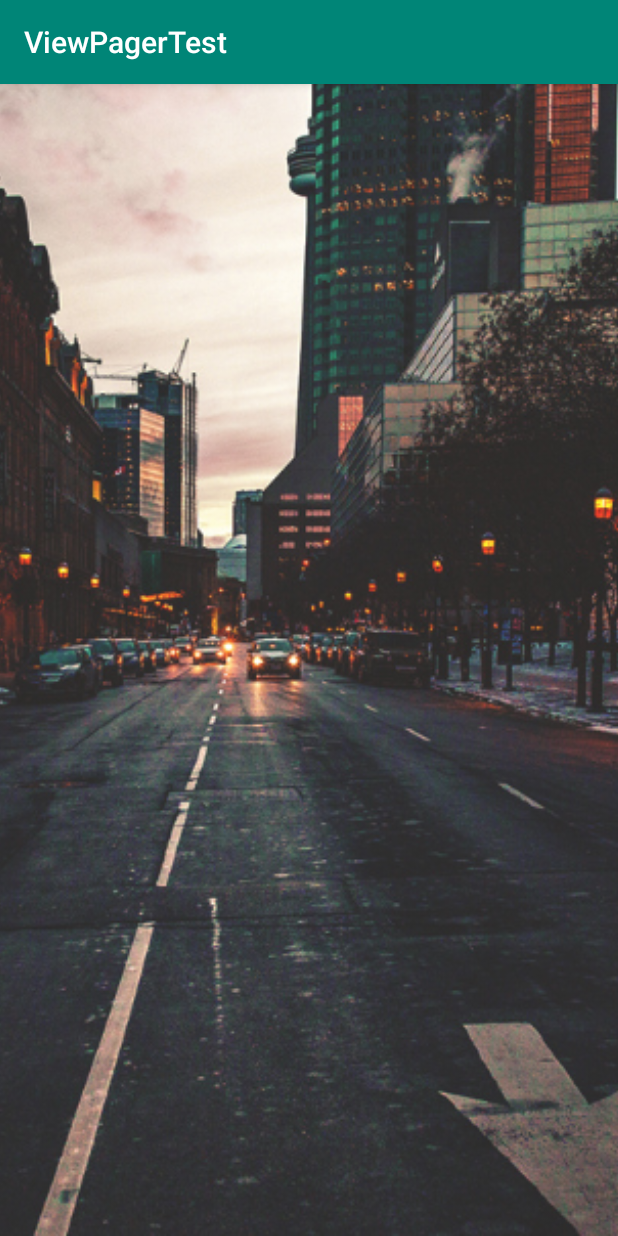
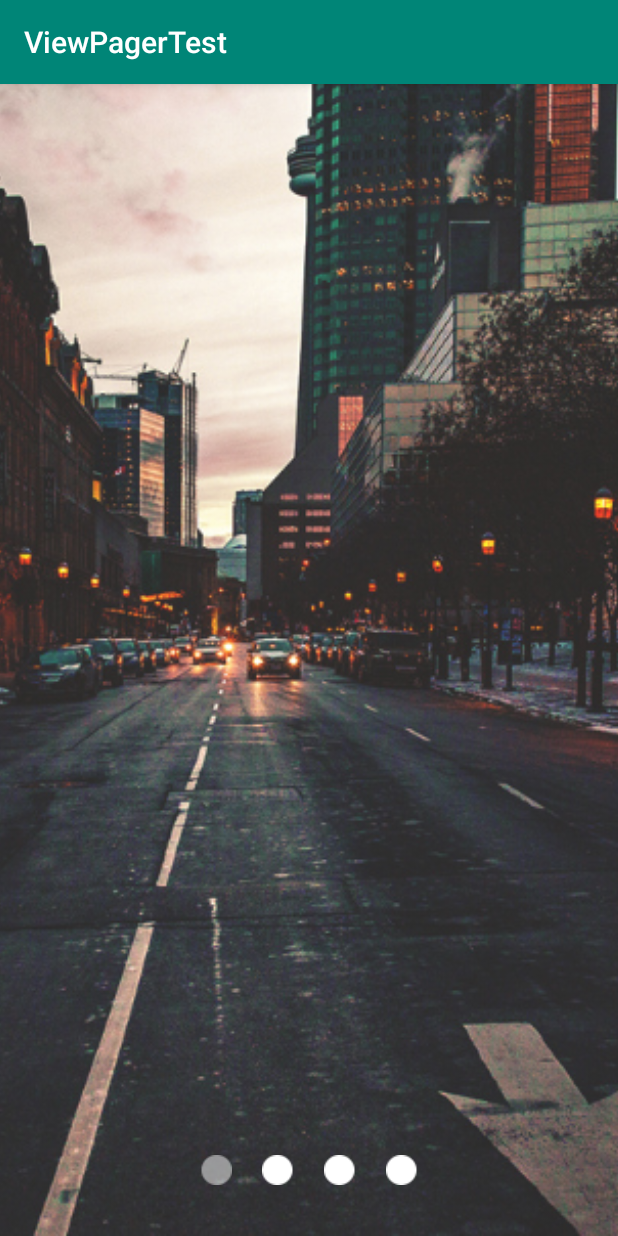
Before and after one commit to nangua1995/AndroidGuidePage, an Android app: the screen it shows after launch (MainActivity), on a phone screen of 412 x 824 dp. Run offline under Robolectric (Android 15) with nearby library versions, the phone set to English and light mode, and no system bars.

Commit message:
add selector dots to help mask current pager location

```diff
--- a/app/src/main/java/com/example/viewpagertest/Activity/MainActivity.java
+++ b/app/src/main/java/com/example/viewpagertest/Activity/MainActivity.java
@@ -9,6 +9,8 @@ import android.view.LayoutInflater;
 import android.view.View;
 import android.widget.Button;
 import android.widget.ImageView;
+import android.widget.LinearLayout;
+import android.widget.Toast;
 
 import com.example.viewpagertest.R;
 import com.example.viewpagertest.Adapter.ViewPagerAdapter;
@@ -25,6 +27,9 @@ public class MainActivity extends AppCompatActivity implements View.OnClickListe
     private int vp_viewer[] ={R.layout.guid_view1,R.layout.guid_view2,R.layout.guid_view3,
                              R.layout.guid_view4};
 
+    private ImageView[] dots;//底部小点图片
+    private int currentIndex;//用于记录当前选中位置
+
     @Override
     protected void onCreate(Bundle savedInstanceState) {
         super.onCreate(savedInstanceState);
@@ -38,6 +43,10 @@ public class MainActivity extends AppCompatActivity implements View.OnClickListe
             if(i==vp_viewer.length-1){
                 startBtn = view.findViewById(R.id.btn_login);
                 startBtn.setTag("enter");
+                 /*这里使用setTag方法进行标注。在View中的setTag(Onbect)表示给View
+                添加一个格外的数据，以后可以用getTag()将这个数据取出来。可以用在
+                多个Button添加一个监听器，每个Button都设置不同的setTag。这个监听
+                器就通过getTag来分辨是哪个Button 被按下。*/
                 startBtn.setOnClickListener(this);
             }
             aList.add(view);
@@ -45,14 +54,74 @@ public class MainActivity extends AppCompatActivity implements View.OnClickListe
 
         adpter = new ViewPagerAdapter(aList);
         viewPager.setAdapter(adpter);
+        initDots();
+
+        //用于viewPager和Dots配合
+        viewPager.addOnPageChangeListener(new ViewPager.OnPageChangeListener() {
+            @Override
+            public void onPageScrolled(int position, float positionOffset, int positionOffsetPixels) {
+                //当前页面被滑动时调用
+                // arg0 :当前页面，及你点击滑动的页面
+                // arg1:当前页面偏移的百分比
+                // arg2:当前页面偏移的像素位置
+            }
+
+            @Override
+            public void onPageSelected(int position) {
+                //当前新的页面被选中时调用
+                setCurDot(position);
+            }
+
+            @Override
+            public void onPageScrollStateChanged(int state) {
+                //当滑动状态改变时调用
+                /*arg0 ==1的时辰默示正在滑动，arg0==2的时辰默示滑动完毕了，arg0==0的时辰默示什么都没做。*/
+            }
+        });
     }
 
     @Override
     public void onClick(View view) {
+        //可以把所有控件的onclick事件写在一起
+        //setTag,getTag的方法也可以通过：view.getId()==R.id.btn_login的方式来实现
         if(view.getTag().equals("enter")){
             Intent intent = new Intent(MainActivity.this, rootActivity.class);
             startActivity(intent);
             return;
         }
+
+        int pos = (Integer)view.getTag();
+       // Toast.makeText(MainActivity.this,"点击了第"+pos+"个按钮",Toast.LENGTH_SHORT);
+        setCurrentView(pos);
+        setCurDot(pos);
+    }
+
+    private void initDots(){
+        LinearLayout linearLayout = findViewById(R.id.ll);
+        dots = new ImageView[vp_viewer.length];
+
+        for(int i=0;i< vp_viewer.length;i++){
+            dots[i] = (ImageView)linearLayout.getChildAt(i);
+            dots[i].setOnClickListener(this);
+            dots[i].setEnabled(false);
+            dots[i].setTag(i);
+        }
+        currentIndex = 0;
+        dots[currentIndex].setEnabled(true);//设置为白色，即选中状态
+    }
+
+    //设置当前ViewPager_View
+    private void setCurrentView(int pos){
+        if(pos<0 || pos>vp_viewer.length){
+            return;
+        }
+        viewPager.setCurrentItem(pos);//通过读取到的TAG号来设置当前的Viewpager的显示
+    }
+
+    private void setCurDot(int pos){//通过读取到的viewPager所在页面来设置Dots的状态
+        if(pos<0 || pos > vp_viewer.length||currentIndex==pos){return;}
+        dots[pos].setEnabled(true);
+        dots[currentIndex].setEnabled(false);
+        currentIndex = pos;
     }
 }
--- /dev/null
+++ b/app/src/main/res/drawable/dot_selector.xml
@@ -0,0 +1,7 @@
+<?xml version="1.0" encoding="utf-8"?>
+<selector xmlns:android="http://schemas.android.com/apk/res/android">
+
+    <item android:state_enabled="true" android:drawable="@drawable/point1"/>
+    <item android:state_enabled="false" android:drawable="@drawable/point2"/>
+
+</selector>
--- a/app/src/main/res/layout/activity_main.xml
+++ b/app/src/main/res/layout/activity_main.xml
@@ -1,5 +1,5 @@
 <?xml version="1.0" encoding="utf-8"?>
-<LinearLayout xmlns:android="http://schemas.android.com/apk/res/android"
+<RelativeLayout xmlns:android="http://schemas.android.com/apk/res/android"
     xmlns:tools="http://schemas.android.com/tools"
     android:layout_width="match_parent"
     android:layout_height="match_parent"
@@ -8,9 +8,47 @@
     <FrameLayout
         android:layout_width="match_parent"
         android:layout_height="match_parent">
-    <androidx.viewpager.widget.ViewPager
-        android:id="@+id/vp"
-        android:layout_width="match_parent"
-        android:layout_height="match_parent"></androidx.viewpager.widget.ViewPager>
+        <androidx.viewpager.widget.ViewPager
+            android:id="@+id/vp"
+            android:layout_width="match_parent"
+            android:layout_height="match_parent"></androidx.viewpager.widget.ViewPager>
     </FrameLayout>
-</LinearLayout>
+
+    <LinearLayout
+        android:id="@+id/ll"
+        android:layout_width="wrap_content"
+        android:layout_height="wrap_content"
+        android:layout_alignParentBottom="true"
+        android:layout_centerHorizontal="true"
+        android:layout_marginBottom="24.0dip"
+        android:orientation="horizontal" >
+        <ImageView
+            android:layout_width="wrap_content"
+            android:layout_height="wrap_content"
+            android:layout_gravity="center_vertical"
+            android:clickable="true"
+            android:padding="10.0dip"
+            android:src="@drawable/dot_selector"/>
+        <ImageView
+            android:layout_width="wrap_content"
+            android:layout_height="wrap_content"
+            android:layout_gravity="center_vertical"
+            android:clickable="true"
+            android:padding="10.0dip"
+            android:src="@drawable/dot_selector"/>
+        <ImageView
+            android:layout_width="wrap_content"
+            android:layout_height="wrap_content"
+            android:layout_gravity="center_vertical"
+            android:clickable="true"
+            android:padding="10.0dip"
+            android:src="@drawable/dot_selector"/>
+        <ImageView
+            android:layout_width="wrap_content"
+            android:layout_height="wrap_content"
+            android:layout_gravity="center_vertical"
+            android:clickable="true"
+            android:padding="10.0dip"
+            android:src="@drawable/dot_selector"/>
+    </LinearLayout>
+</RelativeLayout>
```
Also changed, not shown: app/src/main/res/drawable/point1.png (added), app/src/main/res/drawable/point2.png (added).
